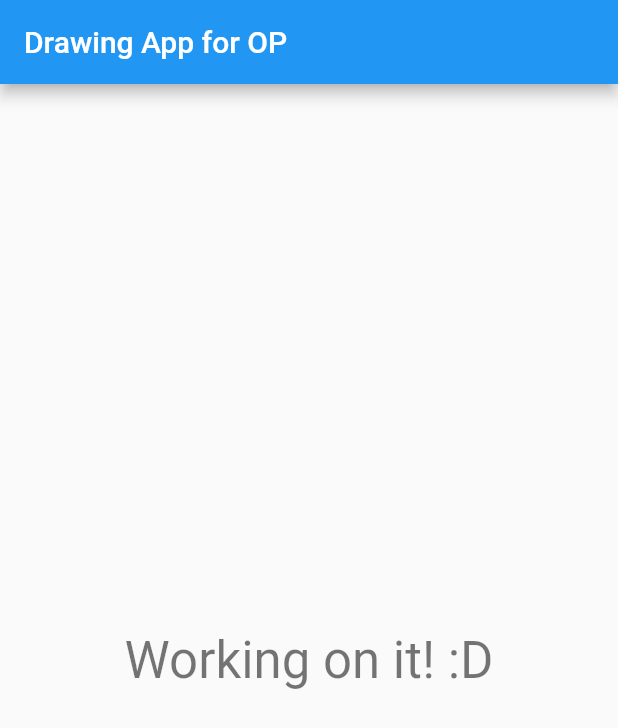
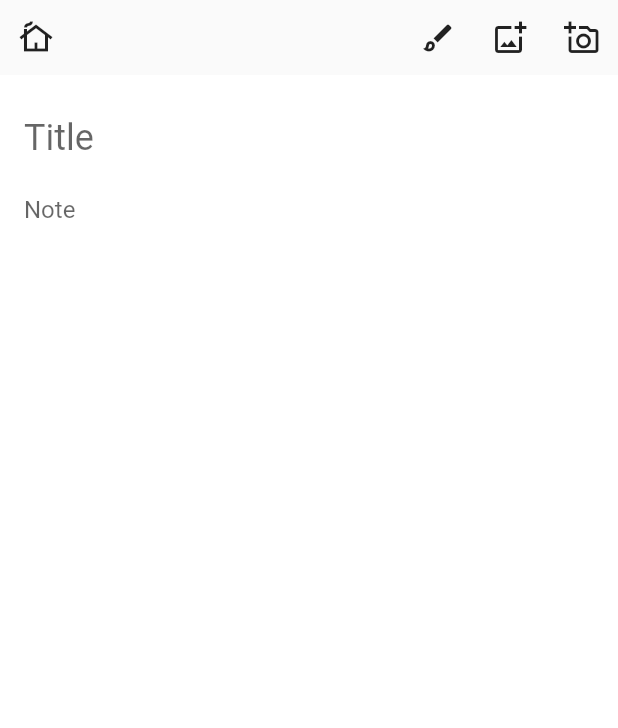
Before and after one commit to 7ANV1R/drawing_app, a Flutter app: the screen it shows after launch, on a phone screen of 412 x 824 dp. Shown: the top 728 px of the screen. Run offline on Flutter 3.47's test engine with Material 2 defaults, Android fonts, the phone set to English and light mode, and no system bars; our stand-ins replace sqflite; accounts and stored records are empty.

Commit message:
updated blank and homepage

```diff
--- a/lib/blank/view/blank_page.dart
+++ b/lib/blank/view/blank_page.dart
@@ -0,0 +1,60 @@
+import 'package:drawing_app/blank/widgets/note_input_widgets.dart';
+import 'package:drawing_app/data/service/ui_helper.dart';
+import 'package:drawing_app/home/view/homepage.dart';
+import 'package:flutter/material.dart';
+
+class BlankPage extends StatelessWidget {
+  const BlankPage({Key? key}) : super(key: key);
+
+  @override
+  Widget build(BuildContext context) {
+    return Scaffold(
+      body: SafeArea(
+        child: Column(
+          children: [
+            //Top nav bar
+            SizedBox(
+              height: 50,
+              child: Row(
+                children: [
+                  IconButton(
+                    onPressed: () {
+                      // i hate this kind of routing :(
+                      Navigator.push(
+                        context,
+                        MaterialPageRoute(
+                          builder: (context) => const HomePage(),
+                        ),
+                      );
+                    },
+                    icon: const Icon(Icons.cottage_outlined),
+                  ),
+                  const Expanded(child: kHorizontalSpaceS),
+                  IconButton(
+                    onPressed: () {},
+                    icon: const Icon(Icons.brush_outlined),
+                  ),
+                  IconButton(
+                    onPressed: () {},
+                    icon: const Icon(Icons.add_photo_alternate_outlined),
+                  ),
+                  IconButton(
+                    onPressed: () {},
+                    icon: const Icon(Icons.add_a_photo_outlined),
+                  ),
+                ],
+              ),
+            ),
+
+            // canvas
+            Expanded(
+                child: Container(
+              color: Colors.white,
+              child: const NoteInputWidget(),
+            ))
+          ],
+        ),
+      ),
+    );
+  }
+}
--- /dev/null
+++ b/lib/blank/widgets/note_input_widgets.dart
@@ -0,0 +1,56 @@
+import 'package:flutter/material.dart';
+
+class NoteInputWidget extends StatefulWidget {
+  const NoteInputWidget({Key? key}) : super(key: key);
+
+  @override
+  State<NoteInputWidget> createState() => _NoteInputWidgetState();
+}
+
+class _NoteInputWidgetState extends State<NoteInputWidget> {
+  late TextEditingController noteTextEditingController;
+
+  @override
+  void initState() {
+    super.initState();
+    noteTextEditingController = TextEditingController();
+  }
+
+  @override
+  Widget build(BuildContext context) {
+    return SingleChildScrollView(
+      child: Padding(
+        padding: const EdgeInsets.only(
+          top: 16.0,
+          right: 16.0,
+          left: 16.0,
+        ),
+        child: Column(
+          children: [
+            TextFormField(
+              maxLines: 1,
+              style: const TextStyle(
+                fontSize: 24,
+              ),
+              decoration: const InputDecoration(
+                hintText: 'Title',
+                border: InputBorder.none,
+              ),
+            ),
+            TextFormField(
+              controller: noteTextEditingController,
+              maxLines: 100,
+              style: const TextStyle(
+                fontSize: 16,
+              ),
+              decoration: const InputDecoration(
+                hintText: 'Note',
+                border: InputBorder.none,
+              ),
+            ),
+          ],
+        ),
+      ),
+    );
+  }
+}
--- a/lib/main.dart
+++ b/lib/main.dart
@@ -1,6 +1,6 @@
+import 'package:drawing_app/blank/view/blank_page.dart';
 import 'package:flutter/material.dart';
-
-import 'home/home.dart';
+import 'package:flutter/services.dart';
 
 void main() {
   runApp(const MyApp());
@@ -12,11 +12,25 @@ class MyApp extends StatelessWidget {
   @override
   Widget build(BuildContext context) {
     return MaterialApp(
+      debugShowCheckedModeBanner: false,
       title: 'P2-Drawing App',
       theme: ThemeData(
-        primarySwatch: Colors.blue,
+        primarySwatch: Colors.purple,
+        appBarTheme: const AppBarTheme(
+          systemOverlayStyle: SystemUiOverlayStyle(
+            statusBarColor: Colors.transparent,
+            statusBarBrightness: Brightness.light,
+            statusBarIconBrightness: Brightness.dark,
+            systemNavigationBarIconBrightness: Brightness.dark,
+          ),
+          color: Colors.white,
+          elevation: 0,
+          shadowColor: Colors.transparent,
+          foregroundColor: Colors.black,
+          centerTitle: true,
+        ),
       ),
-      home: const HomePage(title: 'Drawing App for OP'),
+      home: const BlankPage(),
     );
   }
 }
--- a/pubspec.yaml
+++ b/pubspec.yaml
@@ -28,3 +28,5 @@ dev_dependencies:
 
 flutter:
   uses-material-design: true
+  assets:
+    - assets/
```
Also changed, not shown: lib/home/view/homepage.dart (+99 -8 lines), assets/logo_400x400.png (added).
